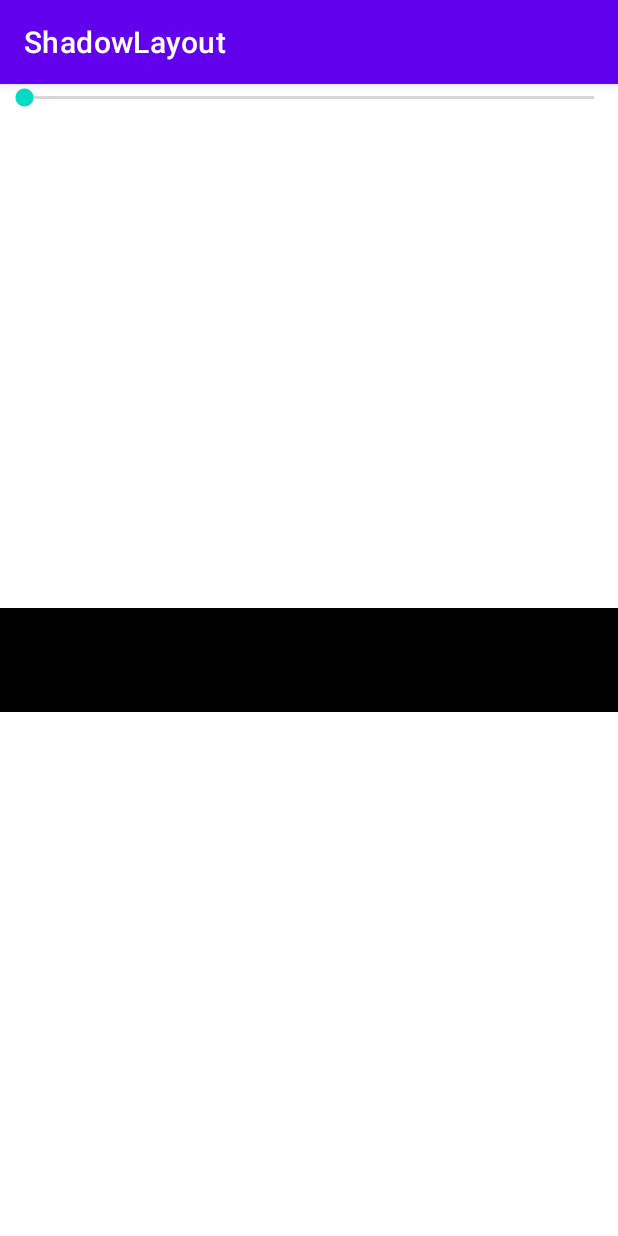
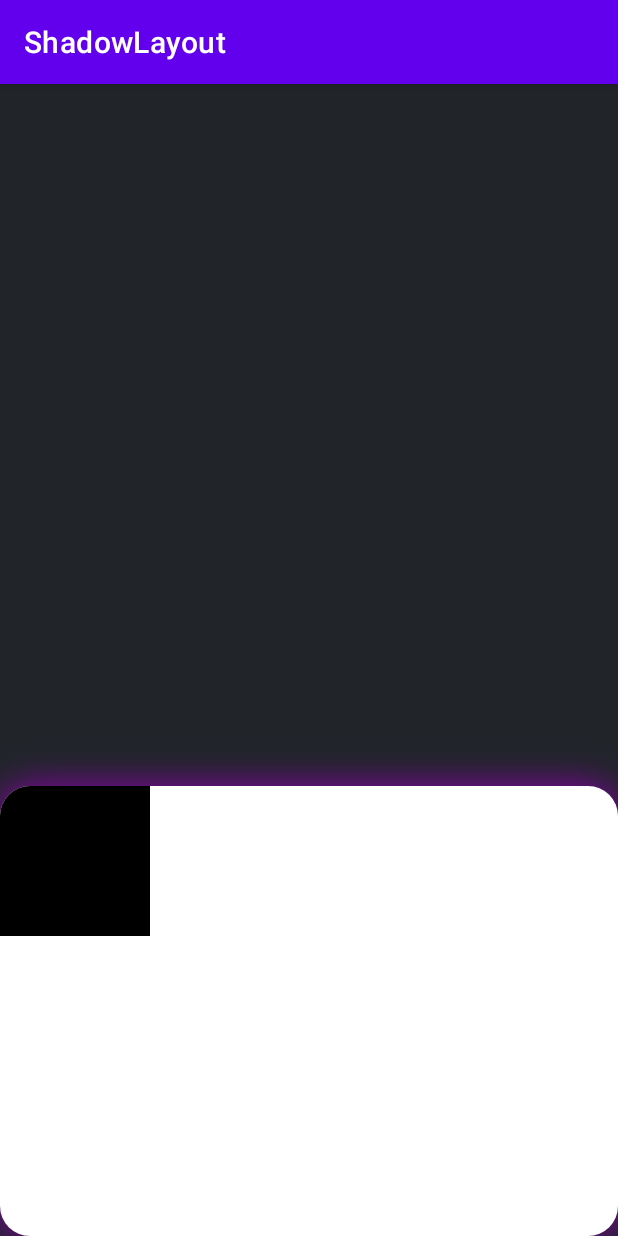
Before and after one commit to sonsation/shadow-layout, an Android app: the screen it shows after launch (MainActivity), on a phone screen of 412 x 824 dp. Run offline under Robolectric (Android 15) with nearby library versions, the phone set to English and light mode, and no system bars.

Commit message:
add clip outline

```diff
--- a/app/build.gradle
+++ b/app/build.gradle
@@ -36,7 +36,7 @@ dependencies {
 
     implementation "org.jetbrains.kotlin:kotlin-stdlib:$kotlin_version"
     implementation 'androidx.core:core-ktx:1.3.2'
-    implementation 'androidx.appcompat:appcompat:1.2.0'
+    implementation 'androidx.appcompat:appcompat:1.3.0'
     implementation 'com.google.android.material:material:1.2.1'
     implementation 'androidx.constraintlayout:constraintlayout:2.0.4'
     testImplementation 'junit:junit:4.+'
--- a/app/src/main/java/com/sonsation/shadowlayout/MainActivity.kt
+++ b/app/src/main/java/com/sonsation/shadowlayout/MainActivity.kt
@@ -10,7 +10,7 @@ class MainActivity : AppCompatActivity() {
         super.onCreate(savedInstanceState)
         setContentView(R.layout.activity_main)
 
-        findViewById<SeekBar>(R.id.seek_bar).min = 0
+        /*findViewById<SeekBar>(R.id.seek_bar).min = 0
         findViewById<SeekBar>(R.id.seek_bar).max = 255
         findViewById<SeekBar>(R.id.seek_bar).setOnSeekBarChangeListener(object: SeekBar.OnSeekBarChangeListener {
             override fun onProgressChanged(seekBar: SeekBar?, progress: Int, fromUser: Boolean) {
@@ -24,6 +24,6 @@ class MainActivity : AppCompatActivity() {
             override fun onStopTrackingTouch(seekBar: SeekBar?) {
 
             }
-        })
+        })*/
     }
 }
--- a/app/src/main/res/layout/activity_main.xml
+++ b/app/src/main/res/layout/activity_main.xml
@@ -5,46 +5,33 @@
     android:layout_width="match_parent"
     android:layout_height="match_parent"
     android:clipChildren="false"
+    android:background="#21252a"
     tools:context=".MainActivity">
 
-    <FrameLayout
+    <com.sonsation.library.ShadowLayout
+        android:id="@+id/shadow_layout"
         android:layout_width="match_parent"
-        android:layout_height="wrap_content"
-        android:background="#000000"
+        android:layout_height="300dp"
+        app:background_color="#ffffff"
+        app:background_radius="20dp"
+        app:shadow_array="{20,0,0,#8d00af}"
+        app:clipToOutline="true"
         app:layout_constraintStart_toStartOf="parent"
-        app:layout_constraintTop_toTopOf="parent"
         app:layout_constraintEnd_toEndOf="parent"
         app:layout_constraintBottom_toBottomOf="parent">
 
-        <com.sonsation.library.ShadowLayout
-            android:id="@+id/shadow_layout"
-            android:layout_width="match_parent"
-            android:layout_height="wrap_content"
-            android:layout_marginStart="20dp"
-            android:layout_marginEnd="20dp"
-            android:alpha="0"
-            app:background_color="#8d00af"
-            app:background_radius="10dp"
-            app:shadow_array="{20,0,4,#663f004f}"
-            >
+        <androidx.constraintlayout.widget.ConstraintLayout
+            android:layout_width="100dp"
+            android:layout_height="100dp"
+            android:background="#000000">
 
-            <TextView
-                android:layout_width="match_parent"
-                android:layout_height="wrap_content"
-                android:layout_marginTop="20dp"
-                android:layout_marginBottom="20dp"
-                android:textSize="22sp"
-                android:textColor="#ffffff"
-                android:text="TEST"
-                android:gravity="center"/>
+        </androidx.constraintlayout.widget.ConstraintLayout>
 
-        </com.sonsation.library.ShadowLayout>
+    </com.sonsation.library.ShadowLayout>
 
-    </FrameLayout>
-
-    <SeekBar
+    <!--<SeekBar
         android:id="@+id/seek_bar"
         android:layout_width="match_parent"
-        android:layout_height="wrap_content"/>
+        android:layout_height="wrap_content"/>-->
 
 </androidx.constraintlayout.widget.ConstraintLayout>
--- /dev/null
+++ b/library/src/main/java/com/sonsation/library/ShadowContentsLayout.kt
@@ -0,0 +1,46 @@
+package com.sonsation.library
+
+import android.content.Context
+import android.graphics.*
+import android.util.AttributeSet
+import android.widget.FrameLayout
+import com.sonsation.library.effet.Radius
+
+
+class ShadowContentsLayout : FrameLayout {
+
+    private var radius: Radius? = null
+    private val path by lazy { Path() }
+
+    constructor(context: Context) : super(context)
+    constructor(context: Context, attributeSet: AttributeSet) : super(context, attributeSet)
+    constructor(context: Context, attributeSet: AttributeSet, defStyleAttr: Int) : super(
+        context,
+        attributeSet,
+        defStyleAttr
+    )
+
+    init {
+        clipChildren = true
+        setWillNotDraw(false)
+    }
+
+    override fun onDraw(canvas: Canvas?) {
+        super.onDraw(canvas)
+
+        val rect = RectF(0f, 0f, measuredWidth.toFloat(), measuredHeight.toFloat())
+
+        path.apply {
+            reset()
+            addRoundRect(rect, radius!!.getRadiusArray(), Path.Direction.CW)
+            close()
+        }
+
+        canvas?.clipPath(path)
+    }
+
+    fun setRadius(radius: Radius) {
+        this.radius = radius
+        postInvalidate()
+    }
+}
--- a/library/src/main/java/com/sonsation/library/ShadowLayout.kt
+++ b/library/src/main/java/com/sonsation/library/ShadowLayout.kt
@@ -5,7 +5,10 @@ import android.graphics.*
 import android.os.Build
 import android.util.AttributeSet
 import android.util.Log
+import android.view.View
+import android.view.ViewGroup
 import android.widget.FrameLayout
+import android.widget.TextView
 import com.sonsation.library.effet.*
 import com.sonsation.library.utils.ViewHelper
 
@@ -14,9 +17,18 @@ class ShadowLayout : FrameLayout {
     private val viewHelper by lazy { ViewHelper(context) }
     private val background by lazy { Background() }
     private val gradient by lazy { Gradient() }
-
     private val backgroundShadowList by lazy { mutableListOf<Shadow>() }
     private val foregroundShadowList by lazy { mutableListOf<Shadow>() }
+    private val contentsView by lazy {
+        ShadowContentsLayout(context).apply {
+            layoutParams = LayoutParams(LayoutParams.MATCH_PARENT, LayoutParams.MATCH_PARENT)
+        }
+    }
+    private var clipOutLine = false
+
+    init {
+        addView(contentsView)
+    }
 
     private var isInit = false
     private var defaultAlpha = 0f
@@ -49,6 +61,7 @@ class ShadowLayout : FrameLayout {
 
         try {
 
+            clipOutLine = a.getBoolean(R.styleable.ShadowLayout_clipToOutline, false)
             defaultAlpha = a.getFloat(R.styleable.ShadowLayout_android_alpha, 1f)
 
             setBackgroundResource(android.R.color.transparent)
@@ -205,7 +218,6 @@ class ShadowLayout : FrameLayout {
                 gradientAngle, gradientStartColor, gradientCenterColor, gradientEndColor,
                 gradientOffsetX, gradientOffsetY
             )
-
         } finally {
             a.recycle()
             isInit = true
@@ -229,6 +241,10 @@ class ShadowLayout : FrameLayout {
 
         foregroundShadowList.forEach {
             viewHelper.drawEffect(it)
+        }
+
+        if (viewHelper.radiusInfo != null && clipOutLine) {
+            contentsView.setRadius(viewHelper.radiusInfo!!)
         }
     }
 
@@ -445,4 +461,44 @@ class ShadowLayout : FrameLayout {
     override fun getAlpha(): Float {
         return defaultAlpha
     }
+
+    override fun addView(child: View?) {
+        if (childCount == 0) {
+            super.addView(child)
+        } else {
+            contentsView.addView(child)
+        }
+    }
+
+    override fun addView(child: View?, index: Int) {
+        if (childCount == 0) {
+            super.addView(child, index)
+        } else {
+            contentsView.addView(child, index)
+        }
+    }
+
+    override fun addView(child: View?, width: Int, height: Int) {
+        if (childCount == 0) {
+            super.addView(child, width, height)
+        } else {
+            contentsView.addView(child, width, height)
+        }
+    }
+
+    override fun addView(child: View?, params: ViewGroup.LayoutParams?) {
+        if (childCount == 0) {
+            super.addView(child, params)
+        } else {
+            contentsView.addView(child, params)
+        }
+    }
+
+    override fun addView(child: View?, index: Int, params: ViewGroup.LayoutParams?) {
+        if (childCount == 0) {
+            super.addView(child, index, params)
+        } else {
+            contentsView.addView(child, index, params)
+        }
+    }
 }
--- a/library/src/main/java/com/sonsation/library/effet/Radius.kt
+++ b/library/src/main/java/com/sonsation/library/effet/Radius.kt
@@ -77,4 +77,39 @@ class Radius {
                 targetBottomLeftRadius
         )
     }
+
+    fun getRadiusArray(): FloatArray {
+
+        if (radius != 0f) {
+
+            val targetRadius = radius * radiusWeight
+
+            return floatArrayOf(
+                targetRadius,
+                targetRadius,
+                targetRadius,
+                targetRadius,
+                targetRadius,
+                targetRadius,
+                targetRadius,
+                targetRadius
+            )
+        }
+
+        val targetTopLeftRadius = topLeftRadius * radiusWeight
+        val targetTopRightRadius = topRightRadius * radiusWeight
+        val targetBottomLeftRadius = bottomLeftRadius * radiusWeight
+        val targetBottomRightRadius = bottomRightRadius * radiusWeight
+
+        return floatArrayOf(
+            targetTopLeftRadius,
+            targetTopLeftRadius,
+            targetTopRightRadius,
+            targetTopRightRadius,
+            targetBottomRightRadius,
+            targetBottomRightRadius,
+            targetBottomLeftRadius,
+            targetBottomLeftRadius
+        )
+    }
 }
--- a/library/src/main/java/com/sonsation/library/utils/ViewHelper.kt
+++ b/library/src/main/java/com/sonsation/library/utils/ViewHelper.kt
@@ -30,7 +30,6 @@ class ViewHelper(private val context: Context) {
 
         if (canvas == null)
             return
-
 
         updateOffset(effect)
         effect.updatePath(radiusInfo)
```
Also changed, not shown: build.gradle (+3 -4 lines), library/build.gradle (+3 -6 lines), gradle/wrapper/gradle-wrapper.properties.
